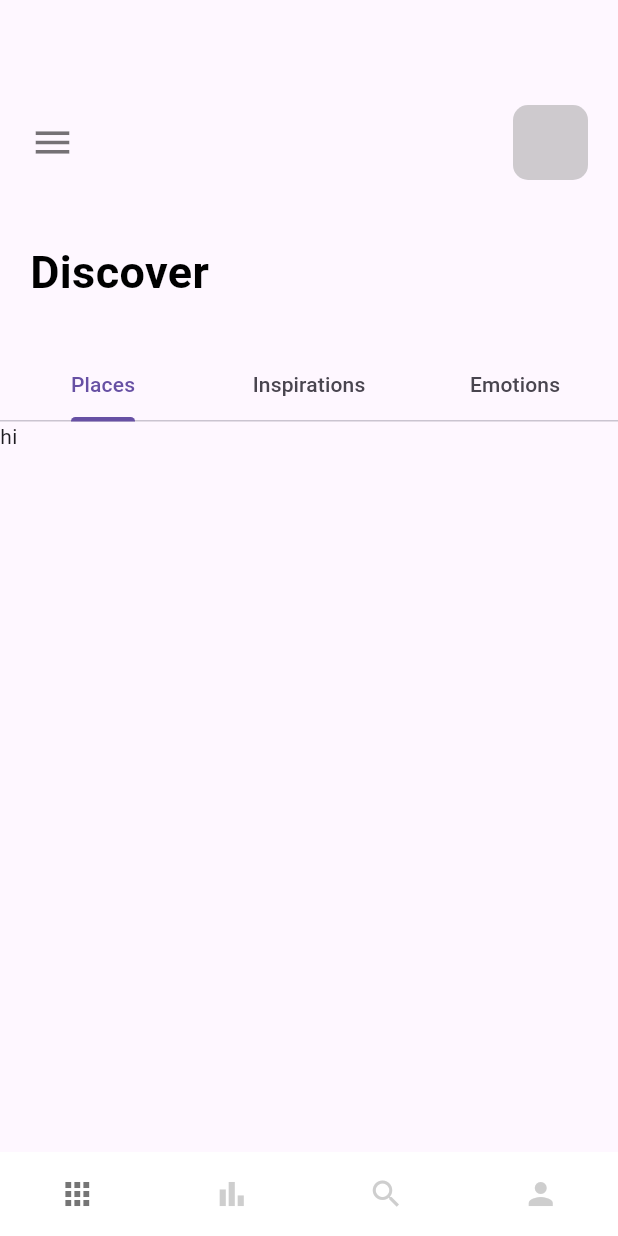
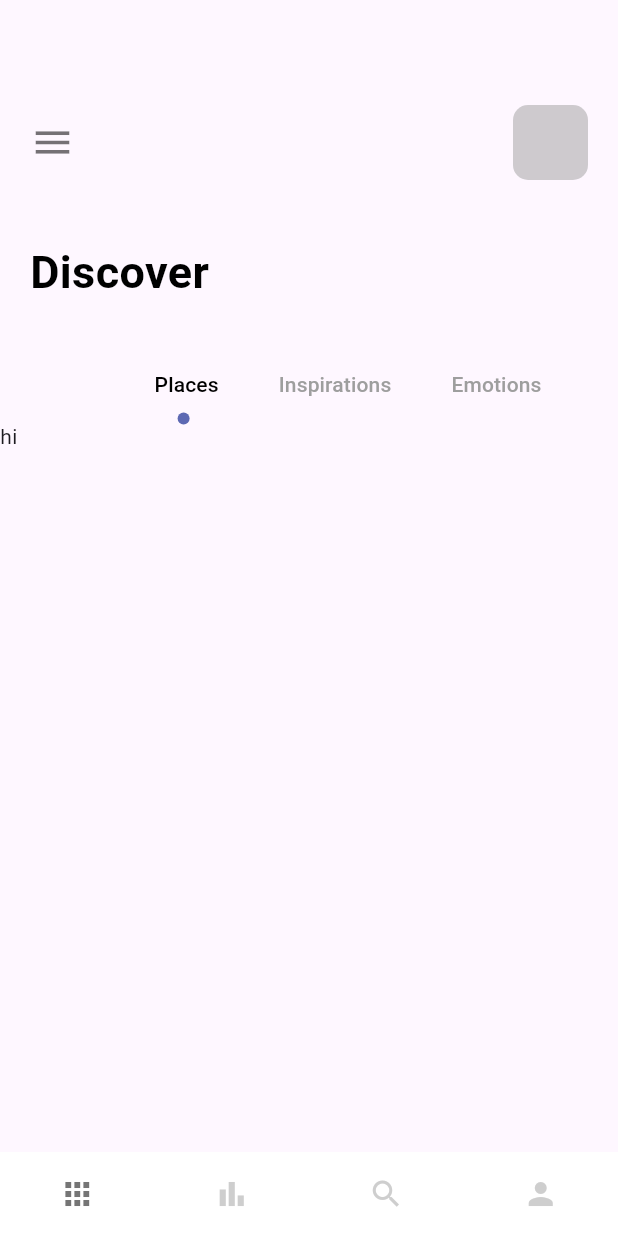
Before and after one commit to ArslanYousaf12/travel-app-flutter, a Flutter app: the screen it shows after launch, on a phone screen of 412 x 824 dp. Run offline on Flutter 3.47's test engine with Material 3 defaults, Android fonts, the phone set to English and light mode, and no system bars.

Commit message:
Enhance HomeScreen with custom CircleTabIndicator and improve TabBar styling

```diff
--- a/lib/screens/nav_screens/home_screen.dart
+++ b/lib/screens/nav_screens/home_screen.dart
@@ -1,4 +1,5 @@
 import 'package:flutter/material.dart';
+import 'package:travel_app/misc/colors.dart';
 import 'package:travel_app/widgets/app_large_text.dart';
 
 class HomeScreen extends StatefulWidget {
@@ -41,8 +42,20 @@ class _HomeScreenState extends State<HomeScreen> with TickerProviderStateMixin {
           ),
           SizedBox(height: 30),
           Container(
+            child: Align(
+              // alignment: Alignment.centerLeft,
               child: TabBar(
                 controller: _tabController,
+                labelPadding: const EdgeInsets.only(left: 20, right: 20),
+                labelColor: Colors.black,
+                unselectedLabelColor: Colors.grey,
+                dividerHeight: 0,
+                isScrollable: true,
+
+                indicator: CircleTabIndicator(
+                  color: AppColors.mainColor,
+                  radius: 4,
+                ),
                 tabs: [
                   Tab(text: "Places"),
                   Tab(text: "Inspirations"),
@@ -50,11 +63,13 @@ class _HomeScreenState extends State<HomeScreen> with TickerProviderStateMixin {
                 ],
               ),
             ),
+          ),
           Container(
             height: 300,
             width: double.maxFinite,
             child: TabBarView(
               controller: _tabController,
+
               children: [Text("hi"), Text("there"), Text("bye")],
             ),
           ),
@@ -63,3 +78,33 @@ class _HomeScreenState extends State<HomeScreen> with TickerProviderStateMixin {
     );
   }
 }
+
+class CircleTabIndicator extends Decoration {
+  const CircleTabIndicator({required this.color, required this.radius});
+  final Color color;
+  final double radius;
+
+  @override
+  BoxPainter createBoxPainter([VoidCallback? onChanged]) {
+    // TODO: implement createBoxPainter
+    return _CirclePainter(color: color, radius: radius);
+  }
+}
+
+class _CirclePainter extends BoxPainter {
+  _CirclePainter({required this.color, required this.radius});
+  final Color color;
+  final double radius;
+
+  @override
+  void paint(Canvas canvas, Offset offset, ImageConfiguration configuration) {
+    Paint _paint = Paint();
+    _paint.color = color;
+    _paint.isAntiAlias = true;
+    final Offset circleOffset = Offset(
+      configuration.size!.width / 2 - radius / 2,
+      configuration.size!.height - radius / 2,
+    );
+    canvas.drawCircle(offset + circleOffset, radius, _paint);
+  }
+}
```
Lines whose indentation alone changed are shown as unchanged.
